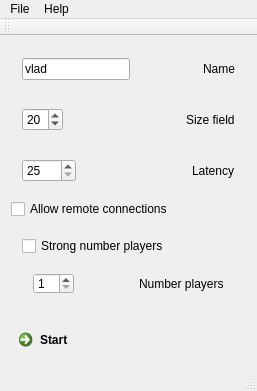
First picture: the form in SinglePlayer/mainwindow.ui, repository anonymouse1/Labyrus, before the edit.
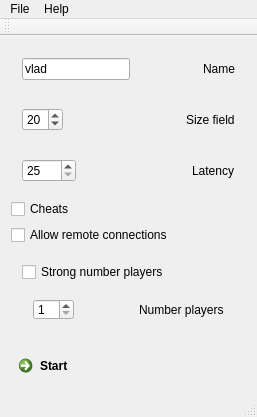
Second picture: the form after the edit.

Commit message: modified:   Client/drawgl.cpp 	modified:   SinglePlayer/SinglePlayer.pro 	modified:   SinglePlayer/mainwindow.cpp 	modified:   SinglePlayer/mainwindow.ui 	modified:   skins/classic/realRoof.png 	modified:   skins/default/realRoof.png

```diff
--- a/SinglePlayer/mainwindow.ui
+++ b/SinglePlayer/mainwindow.ui
@@ -126,6 +126,13 @@
       </layout>
      </widget>
     </item>
+    <item>
+     <widget class="QCheckBox" name="cheats">
+      <property name="text">
+       <string>Cheats</string>
+      </property>
+     </widget>
+    </item>
     <item>
      <widget class="QCheckBox" name="allowConnections">
       <property name="text">
```
The commit also changes 5 other files.
